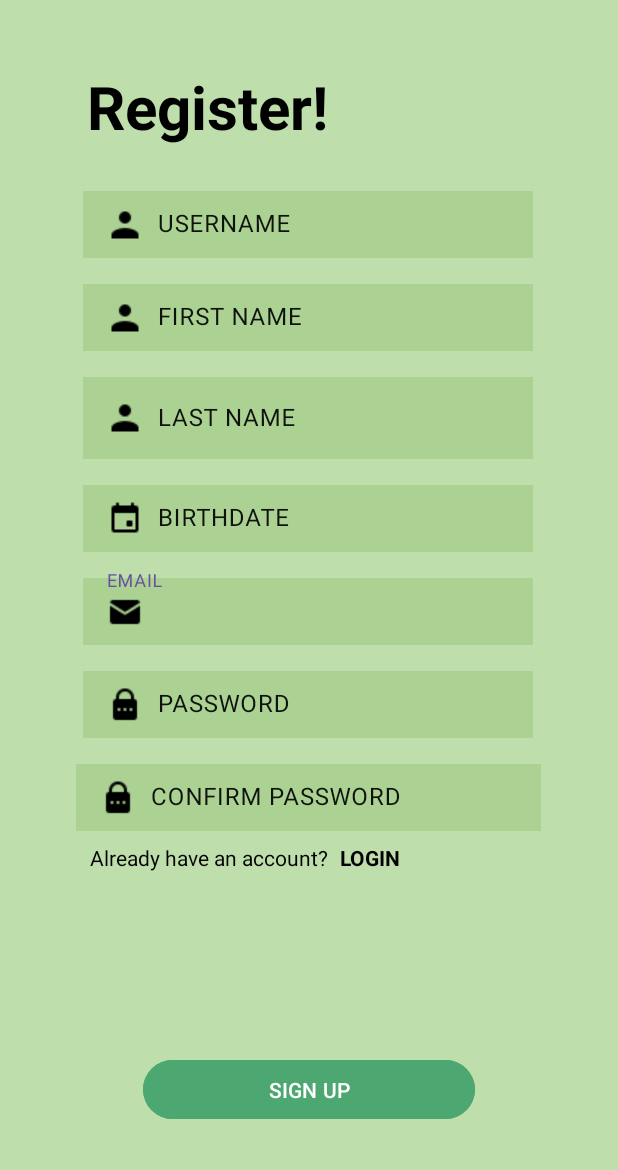
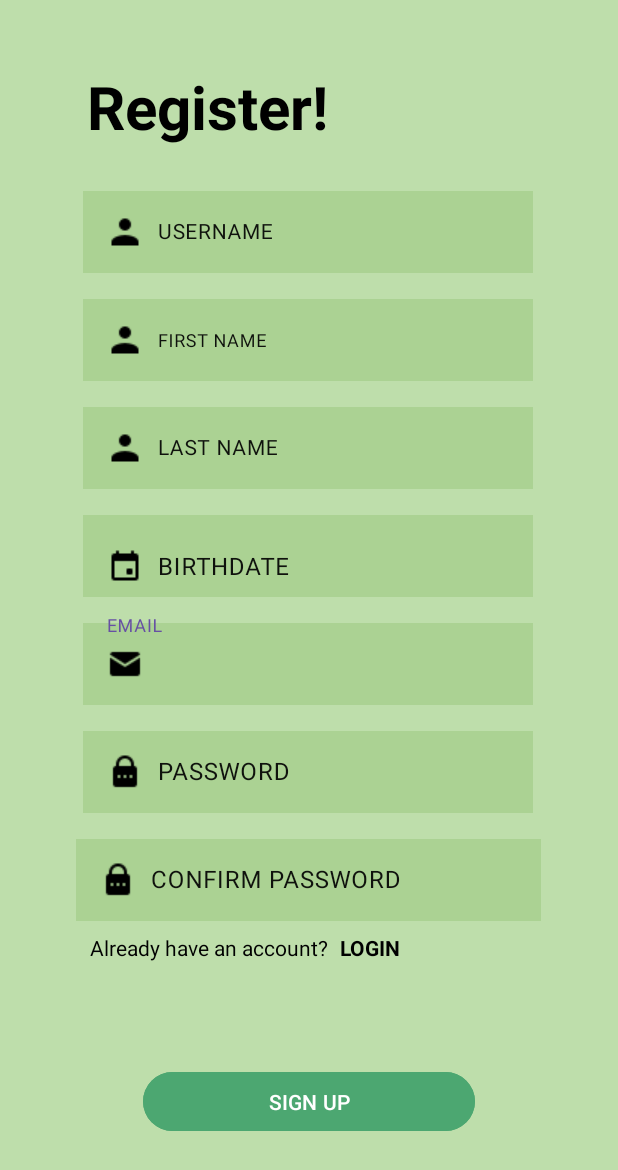
Before and after one commit to NinoEarlConrad-Avila/smartposture, an Android app: the RegisterActivity screen opened directly, with no data from a screen before it, after a tap on "SIGN UP", on a phone screen of 412 x 824 dp. Shown: the top 1170 px of the screen. Run offline under Robolectric (Android 15) with nearby library versions, the phone set to English and light mode, and no system bars; our stand-ins replace Firebase (no records; nobody signed in at launch, a user with empty details on screens opened directly).

Commit message:
Update backend for register
register page is now updated and working, the text color is still purple

```diff
--- a/app/src/main/java/com/example/smartposture/view/RegisterActivity.java
+++ b/app/src/main/java/com/example/smartposture/view/RegisterActivity.java
@@ -24,6 +24,7 @@ import com.google.android.material.textfield.TextInputEditText;
 
 import java.text.SimpleDateFormat;
 import java.util.Calendar;
+import java.util.Date;
 import java.util.Locale;
 
 public class RegisterActivity extends AppCompatActivity {
@@ -37,9 +38,9 @@ public class RegisterActivity extends AppCompatActivity {
     private Button registerButton;
     private RegisterViewModel registerVM;
     private TextView signInTextView;
-    final Calendar myCalendar= Calendar.getInstance();
+    private TextInputEditText birthDateEditText;
+    final Calendar myCalendar = Calendar.getInstance();
 
-    @SuppressLint("ClickableViewAccessibility")
     @Override
     protected void onCreate(Bundle savedInstanceState) {
         super.onCreate(savedInstanceState);
@@ -49,15 +50,28 @@ public class RegisterActivity extends AppCompatActivity {
         emailEditText = findViewById(R.id.email);
         firstNameEditText = findViewById(R.id.firstName);
         lastNameEditText = findViewById(R.id.lastName);
-        birthdateEditText = (EditText) findViewById(R.id.birthDate);
+        birthDateEditText= findViewById(R.id.birthDate);
         passwordEditText = findViewById(R.id.password);
         confirmPasswordEditText = findViewById(R.id.confirmPassword);
         registerButton = findViewById(R.id.button);
         registerVM = new ViewModelProvider(this).get(RegisterViewModel.class);
 
         signInTextView = findViewById(R.id.txtlogin);
-        EditText editText;
-
+        DatePickerDialog.OnDateSetListener date =new DatePickerDialog.OnDateSetListener() {
+            @Override
+            public void onDateSet(DatePicker view, int year, int month, int day) {
+                myCalendar.set(Calendar.YEAR, year);
+                myCalendar.set(Calendar.MONTH,month);
+                myCalendar.set(Calendar.DAY_OF_MONTH,day);
+                updateLabel();
+            }
+        };
+        birthDateEditText.setOnClickListener(new View.OnClickListener() {
+            @Override
+            public void onClick(View view) {
+                new DatePickerDialog(RegisterActivity.this,date,myCalendar.get(Calendar.YEAR),myCalendar.get(Calendar.MONTH),myCalendar.get(Calendar.DAY_OF_MONTH)).show();
+            }
+        });
         signInTextView.setOnClickListener(new View.OnClickListener() {
             @Override
             public void onClick(View view) {
@@ -70,16 +84,18 @@ public class RegisterActivity extends AppCompatActivity {
             public void onClick(View view) {
                 String email = emailEditText.getText().toString();
                 String username = usernameEditText.getText().toString();
+                String firstname = firstNameEditText.getText().toString();
+                String lastname = lastNameEditText.getText().toString();
                 String password = passwordEditText.getText().toString();
                 String confirmPassword = confirmPasswordEditText.getText().toString();
-                String birthdate = birthdateEditText.getText().toString();
+                String birthdate = birthDateEditText.getText().toString();
 
                 if (username.isEmpty() || email.isEmpty() || password.isEmpty() || confirmPassword.isEmpty() || birthdate.isEmpty()) {
                     Toast.makeText(RegisterActivity.this, "Please fill in all fields", Toast.LENGTH_SHORT).show();
                 } else if (!password.equals(confirmPassword)) {
                     Toast.makeText(RegisterActivity.this, "Passwords do not match", Toast.LENGTH_SHORT).show();
                 } else {
-                    registerVM.registerUser(username, email, password, birthdate, new RegisterModel.RegisterResultCallback() {
+                    registerVM.registerUser(username, email, password, firstname, lastname, birthdate, new RegisterModel.RegisterResultCallback() {
                         @Override
                         public void onSuccess() {
                             startActivity(new Intent(RegisterActivity.this, HomeActivity.class));
@@ -93,37 +109,12 @@ public class RegisterActivity extends AppCompatActivity {
                     });
                 }
             }
+        });
+    }
 
-        });
-        birthdateEditText.setOnTouchListener(new View.OnTouchListener() {
-            @Override
-            public boolean onTouch(View v, MotionEvent event) {
-                // Check if the touch event is ACTION_UP and within the bounds of the drawableEnd
-                if (event.getAction() == MotionEvent.ACTION_UP) {
-                    if (event.getRawX() >= (birthdateEditText.getRight() - birthdateEditText.getCompoundDrawables()[2].getBounds().width())) {
-                        showDatePickerDialog(birthdateEditText);
-                        return true; // Handle the touch event
-                    }
-                }
-                return false; // Pass the touch event further
-            }
-        });
-
-}
-    private void showDatePickerDialog(EditText birthdateEditText) {
-        // Get the current date
-        final Calendar calendar = Calendar.getInstance();
-        int year = calendar.get(Calendar.YEAR);
-        int month = calendar.get(Calendar.MONTH);
-        int day = calendar.get(Calendar.DAY_OF_MONTH);
-
-        // Create and show the DatePickerDialog
-        DatePickerDialog datePickerDialog = new DatePickerDialog(RegisterActivity.this,
-                (view, selectedYear, selectedMonth, selectedDay) -> {
-                    // Set the selected date on the EditText
-                    String selectedDate = selectedDay + "/" + (selectedMonth + 1) + "/" + selectedYear;
-                    birthdateEditText.setText(selectedDate);
-                }, year, month, day);
-        datePickerDialog.show();
+    private void updateLabel(){
+        String myFormat="MM/dd/yy";
+        SimpleDateFormat dateFormat=new SimpleDateFormat(myFormat, Locale.US);
+        birthDateEditText.setText(dateFormat.format(myCalendar.getTime()));
     }
 }
--- a/app/src/main/java/com/example/smartposture/viewmodel/RegisterViewModel.java
+++ b/app/src/main/java/com/example/smartposture/viewmodel/RegisterViewModel.java
@@ -3,6 +3,8 @@ package com.example.smartposture.viewmodel;
 import androidx.lifecycle.ViewModel;
 
 import com.example.smartposture.model.RegisterModel;
+
+import java.util.Date;
 
 public class RegisterViewModel extends ViewModel {
     private RegisterModel userRepository;
@@ -11,7 +13,7 @@ public class RegisterViewModel extends ViewModel {
         userRepository = new RegisterModel();
     }
 
-    public void registerUser(String username, String email, String password, String birthdate, RegisterModel.RegisterResultCallback callback) {
-        userRepository.registerUser(username, email, password, birthdate, callback);
+    public void registerUser(String username, String email, String password, String firstname, String lastname, String birthdate, RegisterModel.RegisterResultCallback callback) {
+        userRepository.registerUser(username, email, password, firstname, lastname, birthdate, callback);
     }
 }
--- a/app/src/main/res/layout/activity_register.xml
+++ b/app/src/main/res/layout/activity_register.xml
@@ -25,7 +25,7 @@
     <com.google.android.material.textfield.TextInputLayout
         android:id="@+id/txtFieldEmail"
         android:layout_width="300dp"
-        android:layout_height="50dp"
+        android:layout_height="60dp"
         android:layout_marginTop="12dp"
         android:hint="@string/email_hint"
         android:textColorHint="#E9000000"
@@ -56,7 +56,7 @@
     <com.google.android.material.textfield.TextInputLayout
         android:id="@+id/txtFieldUsername"
         android:layout_width="300dp"
-        android:layout_height="50dp"
+        android:layout_height="60dp"
         android:layout_marginTop="24dp"
         android:hint="@string/username_hint"
         android:textColorHint="#E9000000"
@@ -77,6 +77,7 @@
             android:drawablePadding="10dp"
             android:textColor="#000000"
             android:textColorHint="#E6000000"
+            android:textSize="14sp"
             tools:layout_conversion_absoluteHeight="58dp"
             tools:layout_conversion_absoluteWidth="360dp"
             tools:layout_editor_absoluteX="0dp"
@@ -108,6 +109,7 @@
             android:drawablePadding="10dp"
             android:textColor="#000000"
             android:textColorHint="#E6000000"
+            android:textSize="14sp"
             tools:layout_conversion_absoluteHeight="58dp"
             tools:layout_conversion_absoluteWidth="360dp"
             tools:layout_editor_absoluteX="0dp"
@@ -118,7 +120,7 @@
     <com.google.android.material.textfield.TextInputLayout
         android:id="@+id/txtFirstName"
         android:layout_width="300dp"
-        android:layout_height="50dp"
+        android:layout_height="60dp"
         android:layout_marginTop="12dp"
         android:hint="@string/firstname_hint"
         android:textColorHint="#E9000000"
@@ -139,6 +141,7 @@
             android:drawablePadding="10dp"
             android:textColor="#000000"
             android:textColorHint="#E6000000"
+            android:textSize="12sp"
             tools:layout_conversion_absoluteHeight="58dp"
             tools:layout_conversion_absoluteWidth="360dp"
             tools:layout_editor_absoluteX="0dp"
@@ -149,7 +152,7 @@
     <com.google.android.material.textfield.TextInputLayout
         android:id="@+id/txtBirthDate"
         android:layout_width="300dp"
-        android:layout_height="50dp"
+        android:layout_height="60dp"
         android:layout_marginTop="12dp"
         android:hint="@string/birthdate_hint"
         android:textColorHint="#E9000000"
@@ -164,12 +167,17 @@
         <com.google.android.material.textfield.TextInputEditText
             android:id="@+id/birthDate"
             android:layout_width="match_parent"
-            android:layout_height="wrap_content"
+            android:layout_height="70dp"
             android:background="#6D91C373"
+            android:clickable="false"
+            android:cursorVisible="false"
             android:drawableStart="@drawable/calendar"
             android:drawablePadding="10dp"
+            android:focusable="false"
+            android:focusableInTouchMode="false"
             android:textColor="#013237"
             android:textColorHint="#E6000000"
+            app:textInputLayoutFocusedRectEnabled="true"
             tools:layout_conversion_absoluteHeight="58dp"
             tools:layout_conversion_absoluteWidth="360dp"
             tools:layout_editor_absoluteX="0dp"
@@ -180,7 +188,7 @@
     <com.google.android.material.textfield.TextInputLayout
         android:id="@+id/txtPassword"
         android:layout_width="300dp"
-        android:layout_height="50dp"
+        android:layout_height="60dp"
         android:layout_marginTop="12dp"
         android:hint="@string/password_hint"
         android:textColorHint="#E9000000"
@@ -211,7 +219,7 @@
     <com.google.android.material.textfield.TextInputLayout
         android:id="@+id/txtConfirmPassword"
         android:layout_width="310dp"
-        android:layout_height="50dp"
+        android:layout_height="60dp"
         android:layout_marginTop="12dp"
         android:hint="@string/confirmpassword_hint"
         android:textColorHint="#E9000000"
```
Also changed, not shown: app/src/main/java/com/example/smartposture/model/RegisterModel.java (+6 -2 lines), app/src/main/java/com/example/smartposture/model/User.java (+24 -6 lines).
